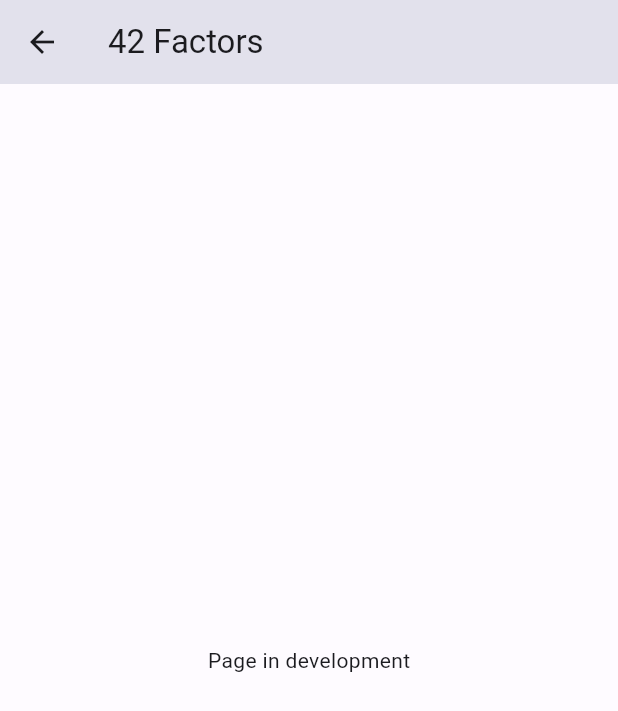
After one commit to clutchkingasiimov/T1App, a Flutter app: the screen it shows after launch, after a tap on "42 Factors", on a phone screen of 412 x 824 dp. The commit adds this screen. Shown: the top 711 px of the screen. Run offline on Flutter 3.47's test engine with Material 2 defaults, Android fonts, the phone set to English and light mode, and no system bars; drawn by our look-alikes of dynamic_color.

Commit message:
Added new files

```diff
--- a/audacia/lib/screens/displayScreen.dart
+++ b/audacia/lib/screens/displayScreen.dart
@@ -1,4 +1,9 @@
 import 'package:audacia/color_schemes.g.dart';
+import 'package:audacia/screens/calendar.dart';
+import 'package:audacia/screens/factors.dart';
+import 'package:audacia/screens/insulinTracker.dart';
+import 'package:audacia/screens/medications.dart';
+import 'package:audacia/screens/settings.dart';
 import 'package:flutter/material.dart';
 import 'package:audacia/screens/calculators.dart';
 import 'package:audacia/screens/statistics.dart';
@@ -6,6 +11,7 @@ import 'package:audacia/screens/carbTracker.dart';
 
 class MainMenuPage extends StatelessWidget {
   const MainMenuPage({super.key});
+
 
   @override
   Widget build(BuildContext context) {
@@ -19,12 +25,12 @@ class MainMenuPage extends StatelessWidget {
           mainAxisSpacing: 20,
           crossAxisCount: 2,
           children: const <Widget>[
-            // ScreenCards('Insulin Tracker', 'syringe.png', null),
+            ScreenCards('Insulin Tracker', 'syringe.png', InsulinTracker()),
             ScreenCards('Carb Tracker', 'food.png', CarbTracker()),
             ScreenCards('Calculators', 'calculator.png', Calculators()),
             ScreenCards('Statistics', 'analytics.png', Statistics()),
-            // ScreenCards('Medication', 'medication.png', null),
-            // ScreenCards('42 Factors', 'levels.png', null)
+            ScreenCards('Medication', 'medication.png', Medication()),
+            ScreenCards('42 Factors', 'levels.png', Factors())
           ]),
       bottomNavigationBar: NavigationBar(
         destinations: const [
--- /dev/null
+++ b/audacia/lib/screens/factors.dart
@@ -0,0 +1,28 @@
+import 'package:audacia/color_schemes.g.dart';
+import 'package:flutter/material.dart';
+
+class Factors extends StatelessWidget {
+  const Factors({super.key});
+
+  @override
+  Widget build(BuildContext context) {
+    return Scaffold(
+      backgroundColor: lightColorScheme.background,
+      appBar: AppBar(
+        title: const Text('42 Factors'),
+        foregroundColor: lightColorScheme.onBackground,
+        backgroundColor: lightColorScheme.surfaceVariant,
+        leading: Builder(
+          builder: (BuildContext context) {
+            return IconButton(
+              onPressed: (){
+                Navigator.pop(context);
+              }, icon: const Icon(Icons.arrow_back));
+          }),
+      ),
+      body: const Center(
+        child: Text('Page in development'),
+      ),
+    );
+  }
+}
```
Also changed, not shown: audacia/lib/screens/calendar.dart (added, +28 -0 lines), audacia/lib/screens/insulinTracker.dart (added, +28 -0 lines), audacia/lib/screens/medications.dart (added, +28 -0 lines), audacia/lib/screens/settings.dart (added, +28 -0 lines).
